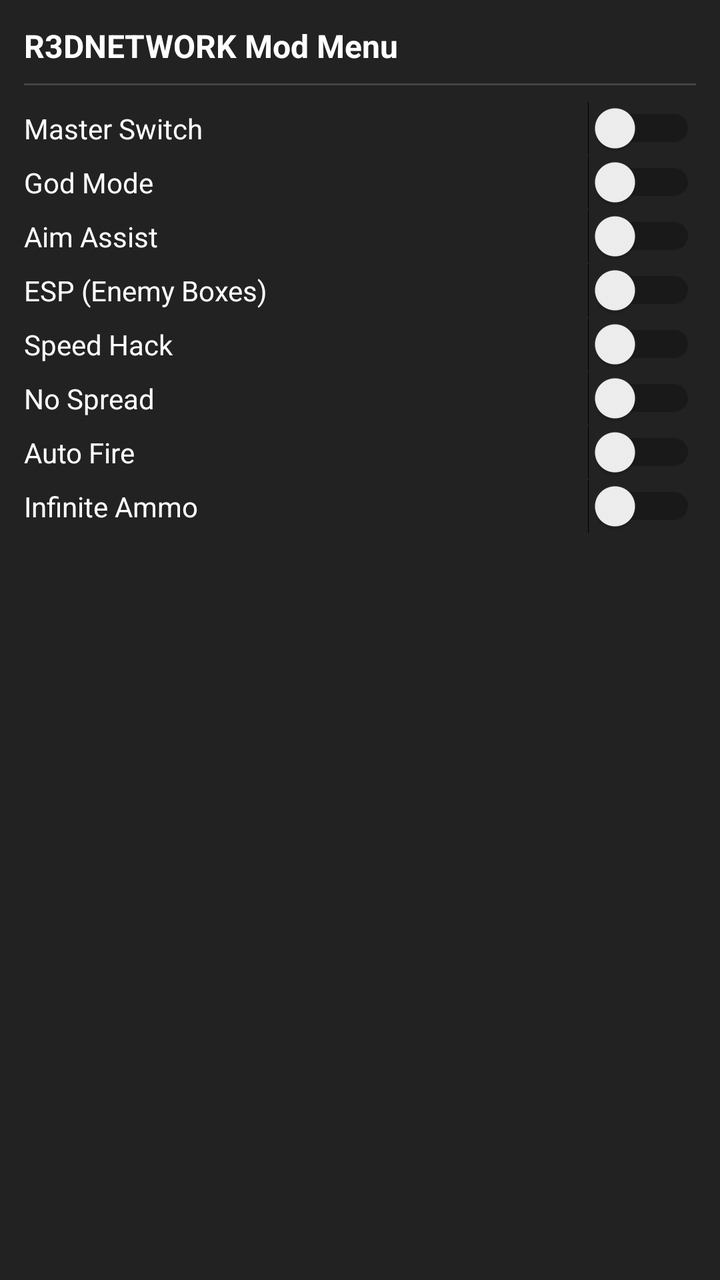
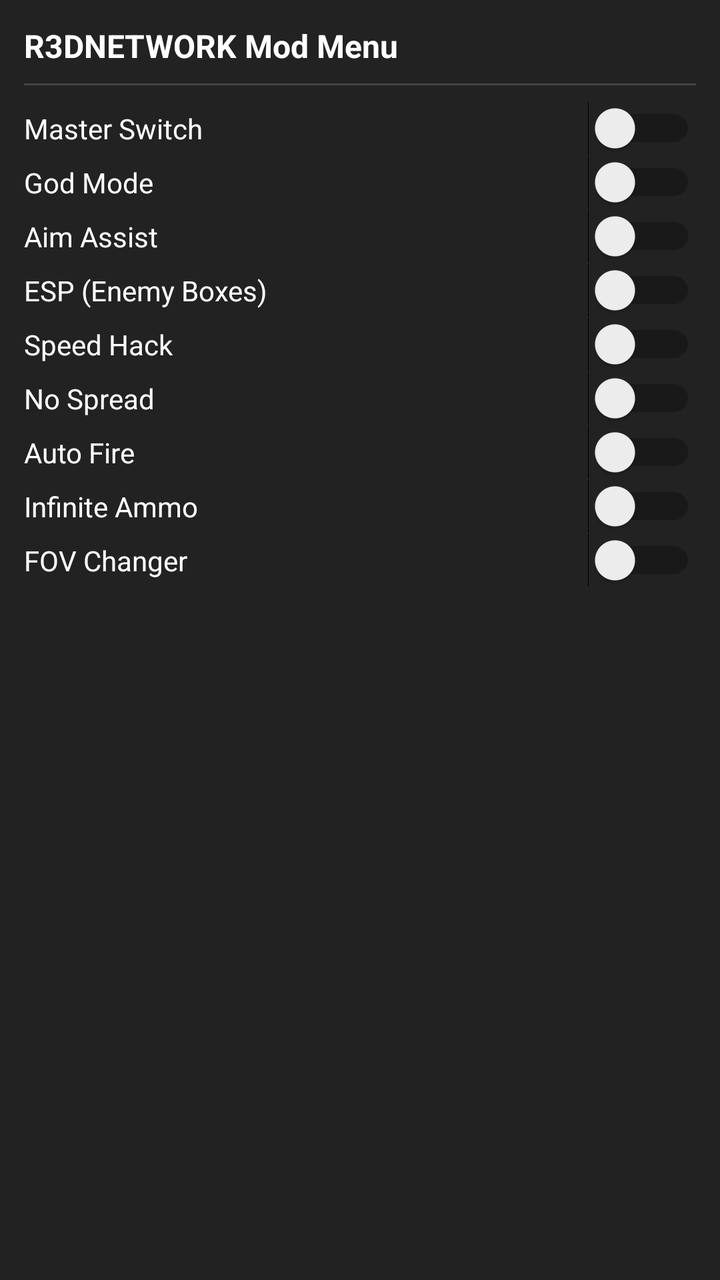

Compare the two renders of this Android layout. The source of the first and the diff that turns it into the second are given below.
<!-- AndroidManifest.xml: application theme AppTheme -->
<!-- res/layout/modmenu_panel.xml -->
<?xml version="1.0" encoding="utf-8"?>
<LinearLayout xmlns:android="http://schemas.android.com/apk/res/android"
    android:layout_width="match_parent"
    android:layout_height="wrap_content"
    android:background="#222222"
    android:orientation="vertical"
    android:padding="12dp">

    <TextView
        android:id="@+id/txt_menu_title"
        android:layout_width="match_parent"
        android:layout_height="wrap_content"
        android:text="R3DNETWORK Mod Menu"
        android:textColor="#FFFFFF"
        android:textSize="16sp"
        android:textStyle="bold"
        android:paddingBottom="8dp" />

    <View
        android:layout_width="match_parent"
        android:layout_height="1dp"
        android:background="#444444"
        android:layout_marginBottom="8dp" />

    <Switch
        android:id="@+id/switch_master"
        android:layout_width="match_parent"
        android:layout_height="wrap_content"
        android:text="Master Switch"
        android:textColor="#FFFFFF"
        android:textSize="14sp" />

    <Switch
        android:id="@+id/switch_god_mode"
        android:layout_width="match_parent"
        android:layout_height="wrap_content"
        android:text="God Mode"
        android:textColor="#FFFFFF"
        android:textSize="14sp" />

    <Switch
        android:id="@+id/switch_aim_assist"
        android:layout_width="match_parent"
        android:layout_height="wrap_content"
        android:text="Aim Assist"
        android:textColor="#FFFFFF"
        android:textSize="14sp" />

    <Switch
        android:id="@+id/switch_esp"
        android:layout_width="match_parent"
        android:layout_height="wrap_content"
        android:text="ESP (Enemy Boxes)"
        android:textColor="#FFFFFF"
        android:textSize="14sp" />

    <Switch
        android:id="@+id/switch_speed_hack"
        android:layout_width="match_parent"
        android:layout_height="wrap_content"
        android:text="Speed Hack"
        android:textColor="#FFFFFF"
        android:textSize="14sp" />

    <Switch
        android:id="@+id/switch_no_spread"
        android:layout_width="match_parent"
        android:layout_height="wrap_content"
        android:text="No Spread"
        android:textColor="#FFFFFF"
        android:textSize="14sp" />

    <Switch
        android:id="@+id/switch_auto_fire"
        android:layout_width="match_parent"
        android:layout_height="wrap_content"
        android:text="Auto Fire"
        android:textColor="#FFFFFF"
        android:textSize="14sp" />

    <Switch
        android:id="@+id/switch_infinite_ammo"
        android:layout_width="match_parent"
        android:layout_height="wrap_content"
        android:text="Infinite Ammo"
        android:textColor="#FFFFFF"
        android:textSize="14sp" />

</LinearLayout>
<!-- resources referenced by this layout -->
<resources>
  <style name="AppTheme" parent="Theme.MaterialComponents.Light.DarkActionBar">
          <item name="colorPrimary">@color/colorPrimary</item>
          <item name="colorPrimaryDark">@color/colorPrimaryDark</item>
          <item name="colorSecondary">@color/colorAccent</item>
          <item name="colorAccent">@color/colorAccent</item>
      </style>
  <color name="colorPrimary">#008577</color>
  <color name="colorPrimaryDark">#00574B</color>
  <color name="colorAccent">#D81B60</color>
</resources>

<!-- the commit's change to res/layout/modmenu_panel.xml (unified diff, before → after) -->
@@ -86,4 +86,12 @@
         android:textColor="#FFFFFF"
         android:textSize="14sp" />
 
+    <Switch
+        android:id="@+id/switch_fov"
+        android:layout_width="match_parent"
+        android:layout_height="wrap_content"
+        android:text="FOV Changer"
+        android:textColor="#FFFFFF"
+        android:textSize="14sp" />
+
 </LinearLayout>
